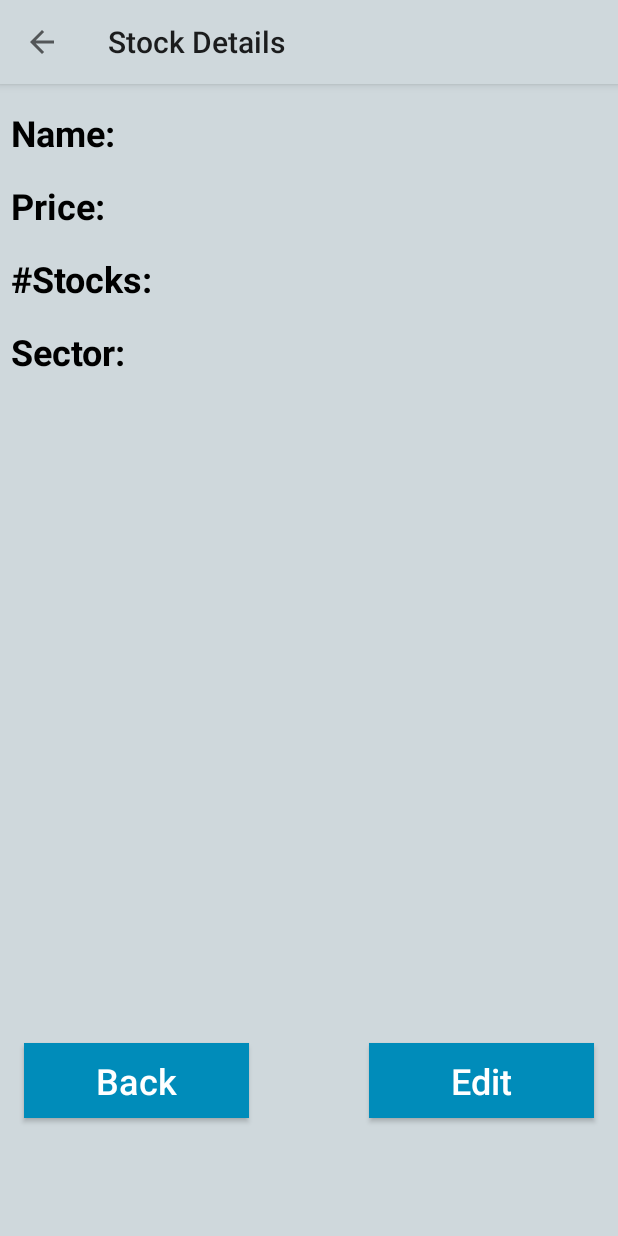
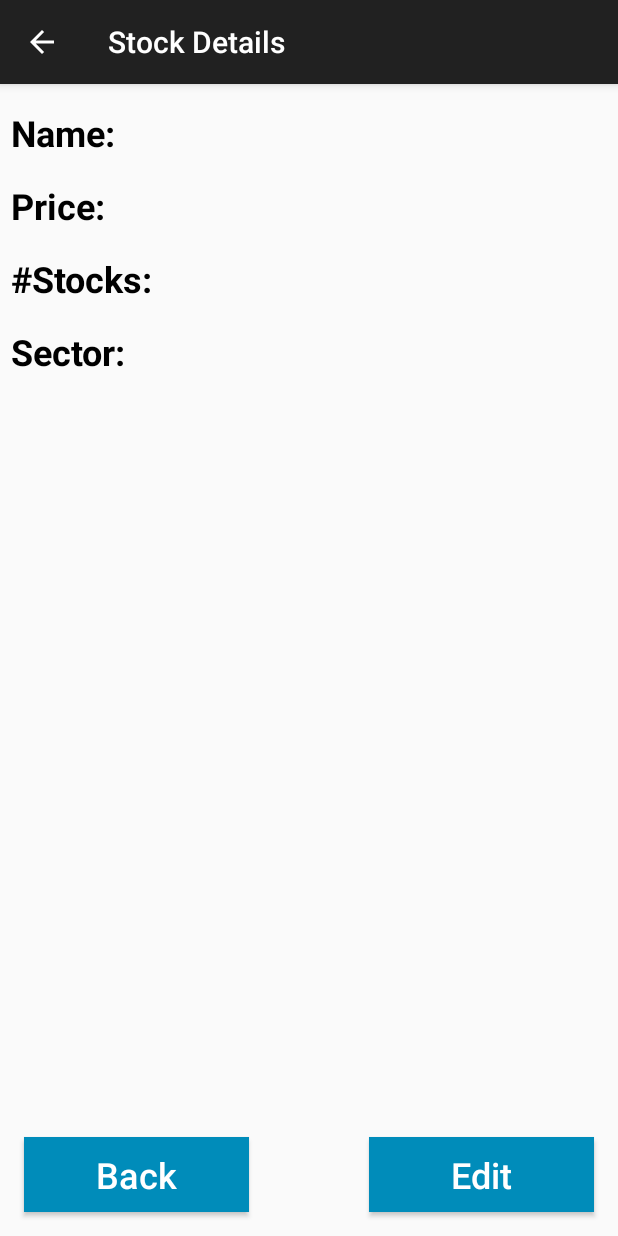
Before and after one commit to AHS-AU/SMAP_StockMonitor, an Android app: the DetailsActivity screen opened directly, with no data from a screen before it, on a phone screen of 412 x 824 dp. Run offline under Robolectric (Android 15) with nearby library versions, the phone set to English and light mode, and no system bars; 5 statements that could not run were skipped.

Commit message:
Clean Overview/DetailsActivity
* Next
- Fix EditActivity

```diff
--- a/app/src/main/java/com/example/admin/stockmonitor/DetailsActivity.java
+++ b/app/src/main/java/com/example/admin/stockmonitor/DetailsActivity.java
@@ -3,6 +3,7 @@ package com.example.admin.stockmonitor;
 import android.app.Activity;
 import android.content.Intent;
 import android.os.Bundle;
+import android.support.v7.app.AppCompatActivity;
 import android.view.MenuItem;
 import android.widget.Button;
 import android.widget.TextView;
@@ -12,7 +13,7 @@ import com.example.admin.stockmonitor.Room.Book.Book;
 
 import static com.example.admin.stockmonitor.Utilities.SharedConstants.*;
 
-public class DetailsActivity extends Activity {
+public class DetailsActivity extends AppCompatActivity {
     private static final String TAG = DetailsActivity.class.getSimpleName();
 
     // UI Variables
@@ -52,9 +53,10 @@ public class DetailsActivity extends Activity {
         mTxtDisplaySector.setText(mStock.getSector());
 
         // Action Bar
-        getActionBar().setTitle(R.string.DetailsActionbar);
-        getActionBar().setDisplayHomeAsUpEnabled(true);
-
+        if (getSupportActionBar() != null){
+            getSupportActionBar().setTitle(R.string.DetailsActionbar);
+            getSupportActionBar().setDisplayHomeAsUpEnabled(true);
+        }
         /**
          * Button: Back
          * Function: Return to Previous Activity
--- a/app/src/main/res/layout/activity_details.xml
+++ b/app/src/main/res/layout/activity_details.xml
@@ -129,34 +129,38 @@
         android:id="@+id/btnBack"
         android:layout_width="@dimen/btnNormalWidth"
         android:layout_height="@dimen/btnNormalHeight"
+        android:layout_marginBottom="16dp"
+        android:layout_marginLeft="16dp"
         android:layout_marginStart="16dp"
+        android:background="@drawable/button_background_selector"
         android:text="@string/btnBack"
         android:textAllCaps="false"
+        android:textColor="@drawable/button_text_selector"
         android:textSize="@dimen/btnNormalTextSize"
-        android:background="@drawable/button_background_selector"
-        android:textColor="@drawable/button_text_selector"
         app:layout_constraintBottom_toBottomOf="parent"
         app:layout_constraintEnd_toStartOf="@+id/guideline"
         app:layout_constraintHorizontal_bias="0.0"
         app:layout_constraintStart_toStartOf="parent"
         app:layout_constraintTop_toBottomOf="@+id/txtSector"
-        app:layout_constraintVertical_bias="0.85" />
+        app:layout_constraintVertical_bias="1.0" />
 
     <Button
         android:id="@+id/btnEdit"
         android:layout_width="@dimen/btnNormalWidth"
         android:layout_height="@dimen/btnNormalHeight"
+        android:layout_marginBottom="16dp"
         android:layout_marginEnd="16dp"
+        android:layout_marginRight="16dp"
+        android:background="@drawable/button_background_selector"
         android:text="@string/btnEdit"
         android:textAllCaps="false"
+        android:textColor="@drawable/button_text_selector"
         android:textSize="@dimen/btnNormalTextSize"
-        android:background="@drawable/button_background_selector"
-        android:textColor="@drawable/button_text_selector"
         app:layout_constraintBottom_toBottomOf="parent"
         app:layout_constraintEnd_toEndOf="parent"
         app:layout_constraintHorizontal_bias="1.0"
         app:layout_constraintStart_toEndOf="@+id/guideline"
         app:layout_constraintTop_toBottomOf="@+id/txtDisplaySector"
-        app:layout_constraintVertical_bias="0.85" />
+        app:layout_constraintVertical_bias="1.0" />
 
 </android.support.constraint.ConstraintLayout>
--- /dev/null
+++ b/app/src/main/res/values-v21/styles.xml
@@ -0,0 +1,9 @@
+<?xml version="1.0" encoding="utf-8"?>
+<resources>
+
+    <style name="AppCompatTheme" parent="Theme.AppCompat.Light.DarkActionBar">
+        <item name="android:textColor">@color/primaryTextColor</item>
+        <item name="android:actionBarTheme">@color/primaryTextColor</item>
+        <item name="android:navigationBarColor">@color/colorPrimaryDark</item>
+    </style>
+</resources>
--- a/app/src/main/res/values/colors.xml
+++ b/app/src/main/res/values/colors.xml
@@ -1,7 +1,7 @@
 <?xml version="1.0" encoding="utf-8"?>
 <resources>
     <color name="colorPrimary">#3F51B5</color>
-    <color name="colorPrimaryDark">#303F9F</color>
+    <color name="colorPrimaryDark">#303f9f</color>
     <color name="colorAccent">#FF4081</color>
 
     <color name="btn_background">#008CBA</color>
--- a/app/src/main/res/values/styles.xml
+++ b/app/src/main/res/values/styles.xml
@@ -1,4 +1,4 @@
-<resources>
+<resources xmlns:tools="http://schemas.android.com/tools">
 
     <!-- Base application theme. -->
     <style name="AppTheme" parent="android:Theme.Material.Light.DarkActionBar">
@@ -7,14 +7,10 @@
 
     <style name="AppCompatTheme" parent="Theme.AppCompat.Light.DarkActionBar">
         <item name="android:textColor">@color/primaryTextColor</item>
-        <item name="android:actionBarTheme">@color/primaryTextColor</item>
+        <item name="android:actionBarTheme" tools:targetApi="21">@color/colorPrimary</item>
+        <item name="android:navigationBarColor" tools:targetApi="21">@color/colorPrimary</item>
+        <item name="android:statusBarColor" tools:targetApi="21">@color/colorPrimary</item>
+        <item name="android:toolbarStyle" tools:targetApi="21">@color/colorPrimary</item>
     </style>
 
-    <!-- My Application Theme -->
-    <style name="MyTheme" parent="android:Theme.Material.Light.DarkActionBar">
-        <item name="android:textColor">@color/primaryTextColor</item>
-        <item name="android:button">@color/primaryColor</item>
-        <item name="android:background">@color/primaryColor</item>
-        <item name="android:actionBarTheme">@color/primaryTextColor</item>
-    </style>
 </resources>
```
Also changed, not shown: app/src/main/AndroidManifest.xml (+3 -4 lines), app/src/main/java/com/example/admin/stockmonitor/EditActivity.java (+6 -3 lines), app/src/main/java/com/example/admin/stockmonitor/OverviewActivity.java (+20 -19 lines).
